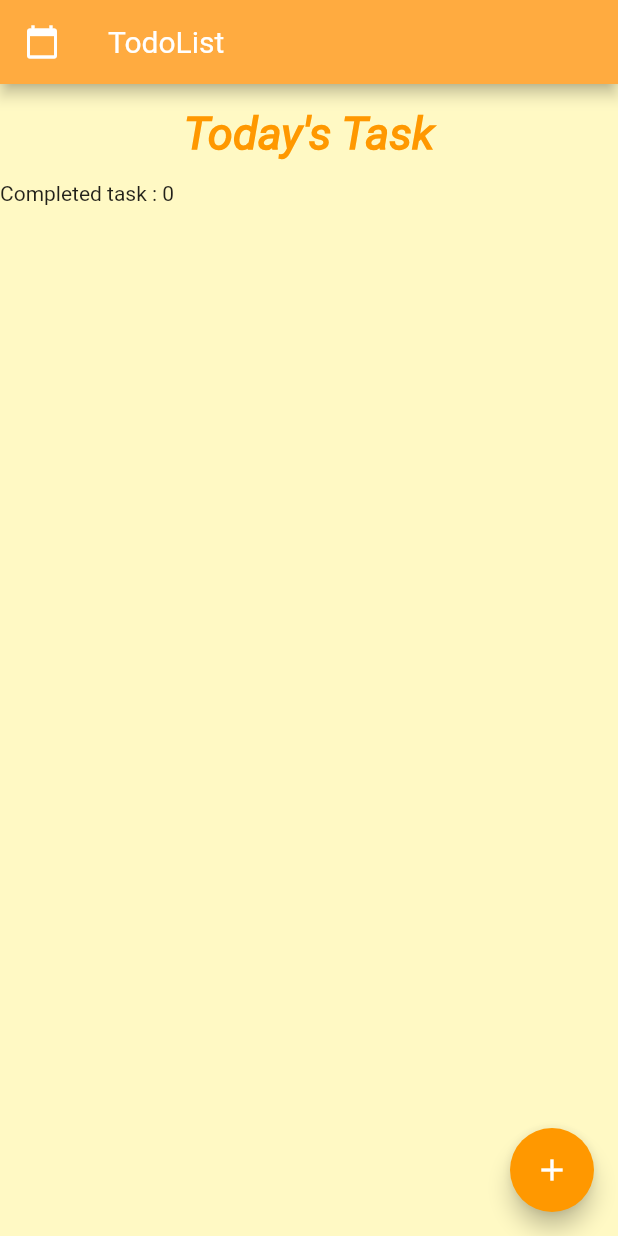
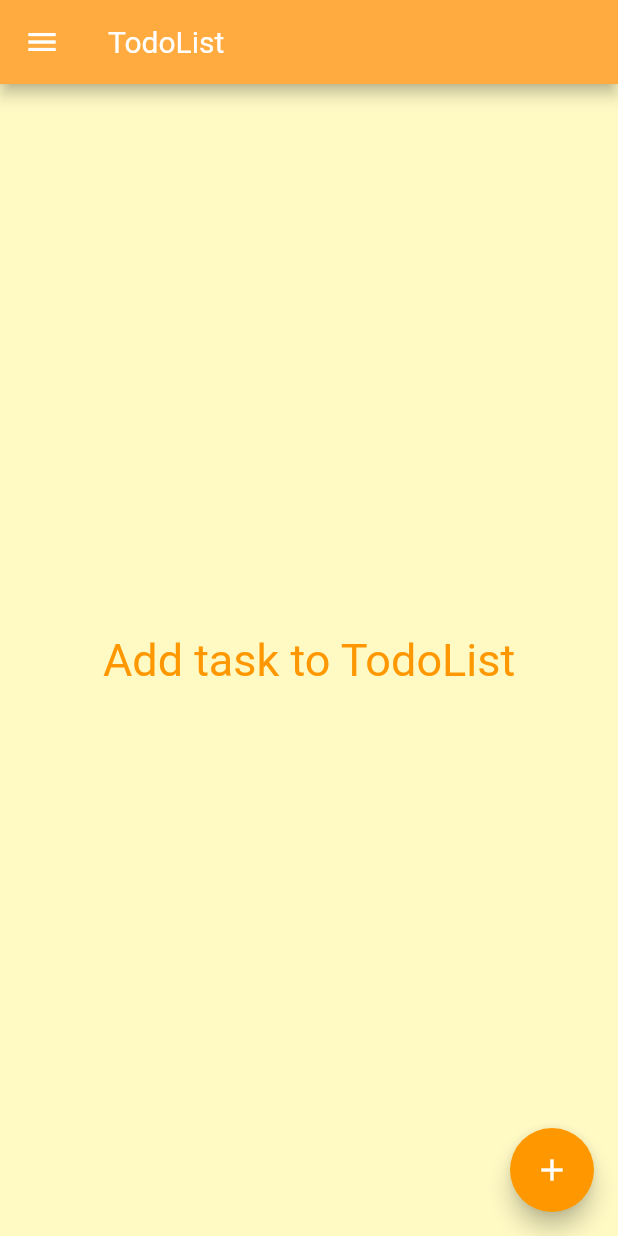
Before and after one commit to samiptimalsena/Flutter-TodoList, a Flutter app: the screen it shows after launch, on a phone screen of 412 x 824 dp. Run offline on Flutter 3.47's test engine with Material 2 defaults, Android fonts, the phone set to English and light mode, and no system bars; project files that could hold a hidden picture were left out.

Commit message:
added drawer

```diff
--- a/lib/main.dart
+++ b/lib/main.dart
@@ -21,57 +21,62 @@ class Work {
   Work({this.title, this.subTitle});
 }
 
-List<Work> todoList = [
-
-];
+List<Work> todoList = [];
 
 ///////////////////
 ///card Template
-class Task extends StatelessWidget{
+class Task extends StatelessWidget {
   final String _title;
   final String _subtitle;
   final VoidCallback onDelete;
   final VoidCallback onComplete;
 
-  Task(this._title ,this._subtitle,{this.onDelete,this.onComplete});
+  Task(this._title, this._subtitle, {this.onDelete, this.onComplete});
 
   @override
-  Widget build(BuildContext context){
+  Widget build(BuildContext context) {
     return Container(
       child: Card(
           color: Colors.yellow[50],
-      child:Column(
+          child: Column(
             mainAxisSize: MainAxisSize.min,
             children: <Widget>[
               ListTile(
-            leading:Icon(Icons.work),
-            title:Text(_title),
+                leading: Icon(Icons.work),
+                title: Text(_title),
                 subtitle: Text(_subtitle),
               ),
               ButtonBar(
                 children: <Widget>[
                   FlatButton(
-                child:Text("Completed",style:TextStyle(color: Colors.orangeAccent,fontFamily: "Roboto",fontSize:15)),
-                onPressed: (){
+                    child: Text("Completed",
+                        style: TextStyle(
+                            color: Colors.orangeAccent,
+                            fontFamily: "Roboto",
+                            fontSize: 15)),
+                    onPressed: () {
                       onComplete();
                     },
                   ),
                   FlatButton(
-                onPressed:(){
+                    onPressed: () {
                       onDelete();
-                } ,
-                child: Text("Remove",style:TextStyle(color: Colors.red,fontFamily: "Roboto",fontSize:15)),
+                    },
+                    child: Text("Remove",
+                        style: TextStyle(
+                            color: Colors.red,
+                            fontFamily: "Roboto",
+                            fontSize: 15)),
                   )
                 ],
               )
-      ],)
-    ) ,
+            ],
+          )),
     );
   }
 }
 
 ///////////
-
 
 class TodoList extends StatefulWidget {
   @override
@@ -79,17 +84,17 @@ class TodoList extends StatefulWidget {
 }
 
 class _TodoListState extends State<TodoList> {
-
-  int count=0;
-   void removeItem(String title){
+  int taskDone = 0;
+  void removeItem(String title) {
     setState(() {
-        todoList.removeWhere((item)=>item.title==title);
+      todoList.removeWhere((item) => item.title == title);
     });
   }
-   void taskCompleted(String title){
+
+  void taskCompleted(String title) {
     setState(() {
-       count++;
-        todoList.removeWhere((item)=>item.title==title);
+      taskDone++;
+      todoList.removeWhere((item) => item.title == title);
     });
   }
 
@@ -97,15 +102,38 @@ class _TodoListState extends State<TodoList> {
   Widget build(BuildContext context) {
     return Scaffold(
       backgroundColor: Colors.yellow[100],
+      drawer: Drawer(
+        child: Container(
+          color: Colors.yellow[100],
+          child: ListView(
+            children: <Widget>[
+              DrawerHeader(child: Icon(Icons.account_circle, size: 70)),
+              ListTile(
+                title: Text(
+                  "Completed Task :         $taskDone",
+                  style: TextStyle(
+                      color: Colors.orangeAccent,
+                      fontSize: 20,
+                      fontWeight: FontWeight.w400),
+                ),
+              )
+            ],
+          ),
+        ),
+      ),
       appBar: AppBar(
         backgroundColor: Colors.orangeAccent,
-        leading: IconButton(
-          onPressed: () {},
-          icon: Icon(Icons.calendar_today),
-        ),
         title: Text("TodoList"),
       ),
-      body: ListView(
+      body: todoList.length == 0
+          ? Center(
+              child: Text('Add task to TodoList',
+                  style: TextStyle(
+                      fontFamily: "Roboto",
+                      fontSize: 30,
+                      fontWeight: FontWeight.w400,
+                      color: Colors.orange)))
+          : (ListView(
               children: <Widget>[
                 Container(
                     margin: const EdgeInsets.fromLTRB(0, 15, 0, 15),
@@ -114,18 +142,18 @@ class _TodoListState extends State<TodoList> {
                           style: TextStyle(
                               fontFamily: "Roboto",
                               fontSize: 30,
-                        fontStyle: FontStyle.italic,
-                        fontWeight: FontWeight.bold,
+                              fontWeight: FontWeight.w500,
                               color: Colors.orange)),
                     )),
                 Column(
                   children: todoList.map((currentTask) {
-              return Task(currentTask.title, currentTask.subTitle,onDelete:()=> removeItem(currentTask.title),onComplete:()=>taskCompleted(currentTask.title));
+                    return Task(currentTask.title, currentTask.subTitle,
+                        onDelete: () => removeItem(currentTask.title),
+                        onComplete: () => taskCompleted(currentTask.title));
                   }).toList(),
                 ),
-          Text('Completed task : $count')
               ],
-      ),
+            )),
       floatingActionButton: FloatingActionButton(
         child: Icon(Icons.add),
         onPressed: () {
@@ -194,14 +222,16 @@ class _FillupState extends State<Fillup> {
           ),
           title: Text("TodoList"),
         ),
-        body:Container(
-          margin: const EdgeInsets.only(top:20),
-          child:Form(
+        body: Container(
+          margin: const EdgeInsets.only(top: 20),
+          padding: const EdgeInsets.fromLTRB(0, 0, 8, 0),
+          child: Form(
             key: _formKey,
             child: Column(
               children: <Widget>[
                 Field(titleHandler, "Your task", "Title*"),
-              Field(subTitleHandler, "Briefly describe your task", "Sub-title"),
+                Field(
+                    subTitleHandler, "Briefly describe your task", "Sub-title"),
                 Container(
                   margin: const EdgeInsets.only(top: 50),
                   child: MaterialButton(
@@ -220,10 +250,7 @@ class _FillupState extends State<Fillup> {
                 )
               ],
             ),
-        ) ,
-        )
-
-
-        );
+          ),
+        ));
   }
 }
```
Lines whose indentation alone changed are shown as unchanged.
